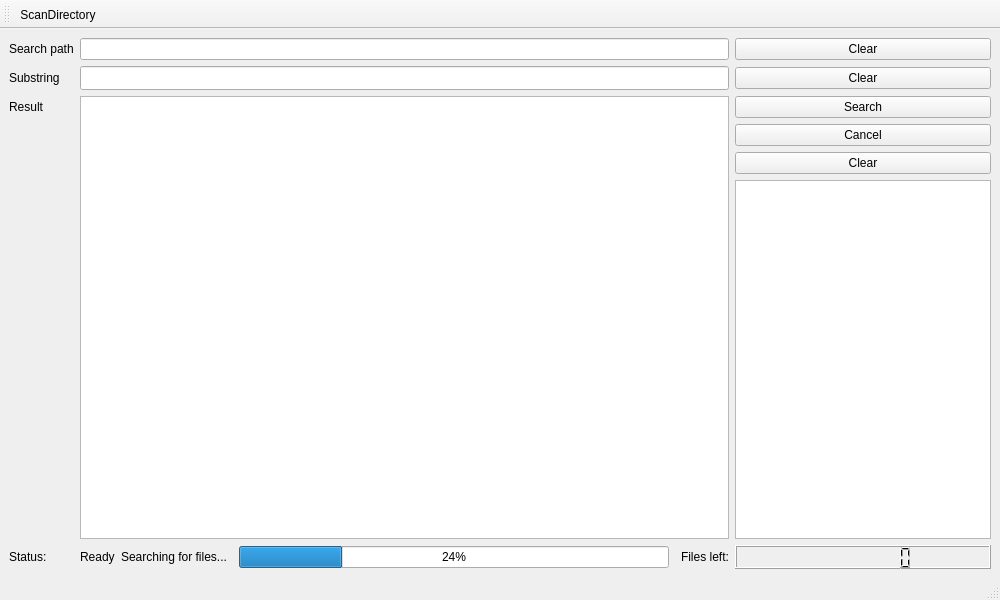
The window that main_window.ui (dzhiblavi/qtgrep) describes before a commit, drawn with Qt 5.
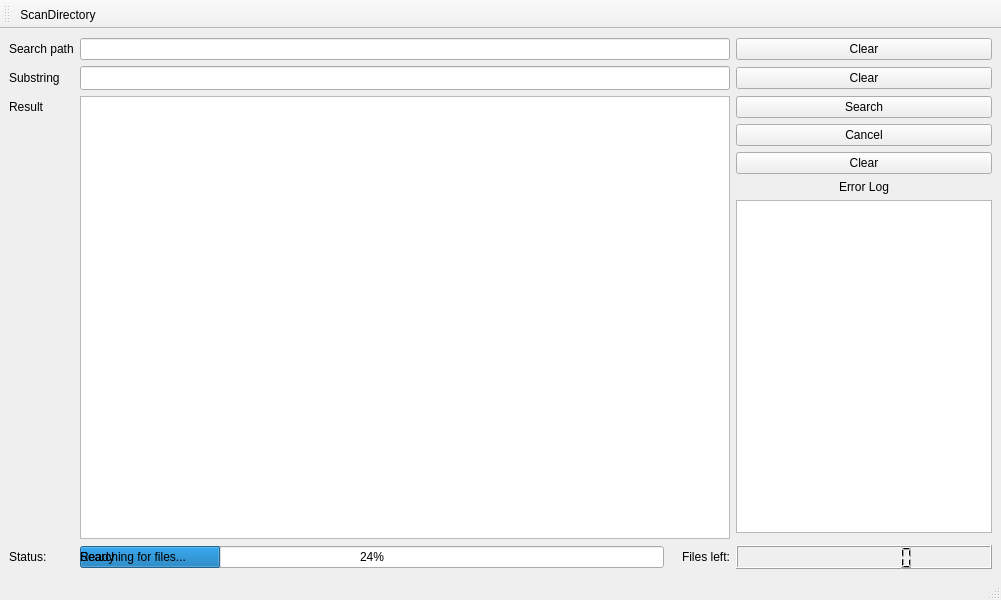
The same window after the commit.

```diff
--- a/main_window.ui
+++ b/main_window.ui
@@ -6,7 +6,7 @@
    <rect>
     <x>0</x>
     <y>0</y>
-    <width>1000</width>
+    <width>1001</width>
     <height>600</height>
    </rect>
   </property>
@@ -27,23 +27,37 @@
   </property>
   <widget class="QWidget" name="centralwidget">
    <layout class="QGridLayout" name="gridLayout">
-    <item row="8" column="2">
-     <widget class="QLabel" name="searchLabel">
+    <item row="10" column="4" alignment="Qt::AlignRight">
+     <widget class="QLabel" name="fleftLabel">
       <property name="text">
-       <string>Searching for files...</string>
+       <string>Files left:</string>
       </property>
      </widget>
     </item>
-    <item row="5" column="7" alignment="Qt::AlignRight">
-     <widget class="QTextEdit" name="logTextEdit">
+    <item row="10" column="5" alignment="Qt::AlignRight">
+     <widget class="QLCDNumber" name="poolLoadN">
       <property name="minimumSize">
        <size>
         <width>256</width>
-        <height>309</height>
+        <height>24</height>
        </size>
       </property>
-      <property name="readOnly">
-       <bool>true</bool>
+      <property name="digitCount">
+       <number>8</number>
+      </property>
+     </widget>
+    </item>
+    <item row="10" column="1">
+     <widget class="QProgressBar" name="progressBar">
+      <property name="value">
+       <number>24</number>
+      </property>
+     </widget>
+    </item>
+    <item row="3" column="5">
+     <widget class="QPushButton" name="cancelButton">
+      <property name="text">
+       <string>Cancel</string>
       </property>
      </widget>
     </item>
@@ -54,34 +68,20 @@
       </property>
      </widget>
     </item>
-    <item row="2" column="7">
-     <widget class="QPushButton" name="searchButton">
+    <item row="5" column="5" alignment="Qt::AlignHCenter">
+     <widget class="QLabel" name="label_3">
       <property name="text">
-       <string>Search</string>
+       <string>Error Log</string>
       </property>
      </widget>
     </item>
-    <item row="1" column="7">
+    <item row="1" column="5">
      <widget class="QPushButton" name="substringClearButton">
       <property name="text">
        <string>Clear</string>
       </property>
      </widget>
     </item>
-    <item row="8" column="6" alignment="Qt::AlignRight">
-     <widget class="QLabel" name="fleftLabel">
-      <property name="text">
-       <string>Files left:</string>
-      </property>
-     </widget>
-    </item>
-    <item row="4" column="7">
-     <widget class="QPushButton" name="resultClearButton">
-      <property name="text">
-       <string>Clear</string>
-      </property>
-     </widget>
-    </item>
     <item row="2" column="0" alignment="Qt::AlignLeft">
      <widget class="QLabel" name="label_6">
       <property name="text">
@@ -89,44 +89,63 @@
       </property>
      </widget>
     </item>
-    <item row="3" column="7">
-     <widget class="QPushButton" name="cancelButton">
+    <item row="10" column="1">
+     <widget class="QLabel" name="readyLabel">
       <property name="text">
-       <string>Cancel</string>
+       <string>Ready</string>
       </property>
      </widget>
     </item>
-    <item row="8" column="0" alignment="Qt::AlignLeft">
+    <item row="6" column="5" alignment="Qt::AlignRight">
+     <widget class="QTextBrowser" name="logTextBrowser">
+      <property name="sizePolicy">
+       <sizepolicy hsizetype="Expanding" vsizetype="Expanding">
+        <horstretch>0</horstretch>
+        <verstretch>0</verstretch>
+       </sizepolicy>
+      </property>
+      <property name="minimumSize">
+       <size>
+        <width>256</width>
+        <height>313</height>
+       </size>
+      </property>
+     </widget>
+    </item>
+    <item row="10" column="0" alignment="Qt::AlignLeft">
      <widget class="QLabel" name="statusLabel">
       <property name="text">
        <string>Status:</string>
       </property>
      </widget>
     </item>
-    <item row="8" column="4">
-     <widget class="QProgressBar" name="progressBar">
-      <property name="value">
-       <number>24</number>
+    <item row="0" column="1" colspan="4">
+     <widget class="QLineEdit" name="searchlineEdit"/>
+    </item>
+    <item row="1" column="1" colspan="4">
+     <widget class="QLineEdit" name="substringLineEdit">
+      <property name="minimumSize">
+       <size>
+        <width>642</width>
+        <height>24</height>
+       </size>
       </property>
      </widget>
     </item>
-    <item row="0" column="7">
+    <item row="2" column="1" rowspan="6" colspan="4">
+     <widget class="QTextBrowser" name="resultTextBrowser"/>
+    </item>
+    <item row="0" column="5">
      <widget class="QPushButton" name="searchClearButton">
       <property name="text">
        <string>Clear</string>
       </property>
      </widget>
     </item>
-    <item row="8" column="7" alignment="Qt::AlignRight">
-     <widget class="QLCDNumber" name="poolLoadN">
-      <property name="minimumSize">
-       <size>
-        <width>256</width>
-        <height>24</height>
-       </size>
-      </property>
-      <property name="digitCount">
-       <number>8</number>
+    <item row="2" column="5">
+     <widget class="QPushButton" name="searchButton">
+      <property name="text">
+       <string>Search</string>
       </property>
      </widget>
     </item>
@@ -137,39 +156,26 @@
       </property>
      </widget>
     </item>
-    <item row="8" column="1">
-     <widget class="QLabel" name="readyLabel">
+    <item row="4" column="5">
+     <widget class="QPushButton" name="resultClearButton">
       <property name="text">
-       <string>Ready</string>
+       <string>Clear</string>
       </property>
      </widget>
     </item>
-    <item row="2" column="1" rowspan="4" colspan="6">
-     <widget class="QTextEdit" name="resultTextEdit">
-      <property name="minimumSize">
+    <item row="10" column="1">
+     <widget class="QLabel" name="searchLabel">
+      <property name="maximumSize">
        <size>
-        <width>642</width>
-        <height>421</height>
+        <width>120</width>
+        <height>16777215</height>
        </size>
       </property>
-      <property name="readOnly">
-       <bool>true</bool>
+      <property name="text">
+       <string>Searching for files...</string>
       </property>
      </widget>
     </item>
-    <item row="1" column="1" colspan="6">
-     <widget class="QLineEdit" name="substringLineEdit">
-      <property name="minimumSize">
-       <size>
-        <width>642</width>
-        <height>24</height>
-       </size>
-      </property>
-     </widget>
-    </item>
-    <item row="0" column="1" colspan="6">
-     <widget class="QLineEdit" name="searchlineEdit"/>
-    </item>
    </layout>
   </widget>
   <widget class="QMenuBar" name="menubar">
```
Left out of the diff: 23 changed lines with no effect on the pictures.
